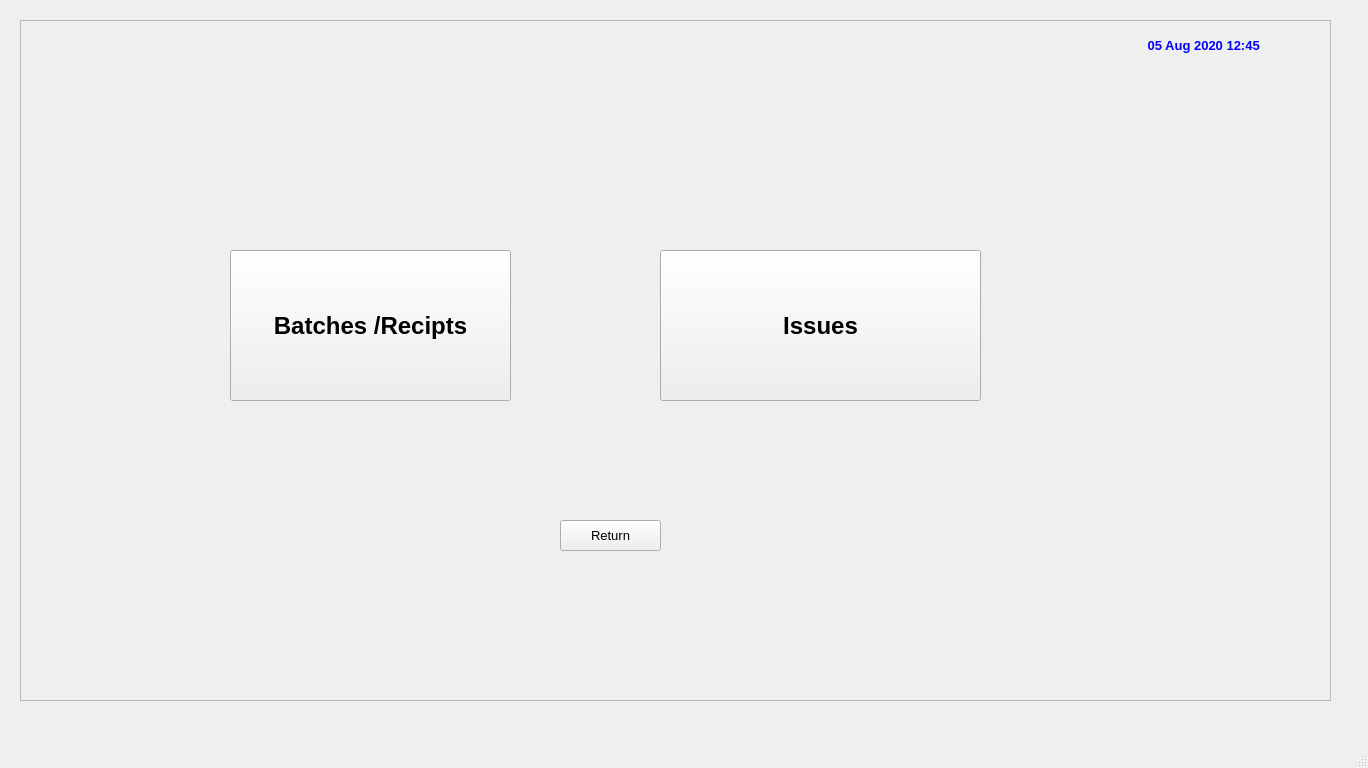
First picture: the form in FCI/ui/fci_04_batch_issues_submenu.ui, repository sanjaymanegit/testRepo, before the edit.
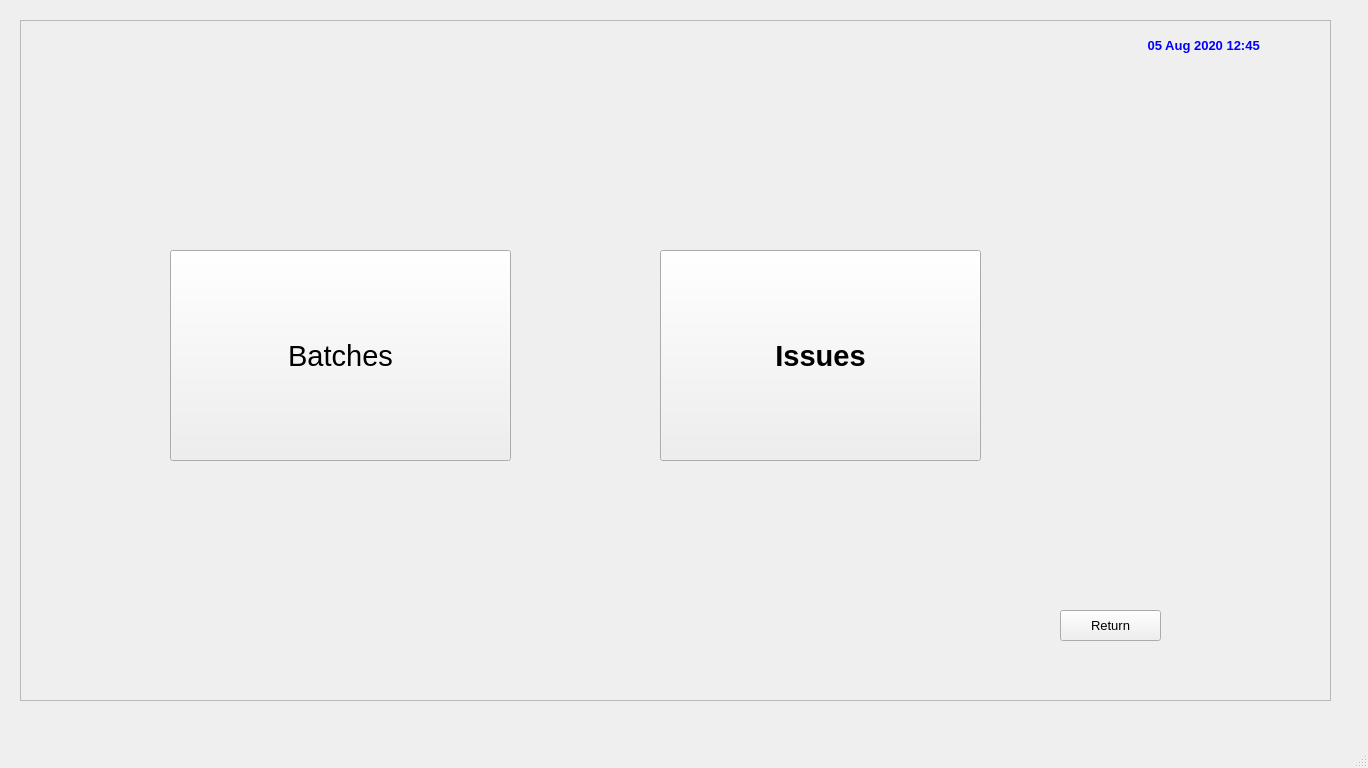
Second picture: the form after the edit.

Patch:
```diff
--- a/FCI/ui/fci_04_batch_issues_submenu.ui
+++ b/FCI/ui/fci_04_batch_issues_submenu.ui
@@ -38,22 +38,19 @@
     <widget class="QPushButton" name="pushButton">
      <property name="geometry">
       <rect>
-       <x>210</x>
+       <x>150</x>
        <y>230</y>
-       <width>281</width>
-       <height>151</height>
+       <width>341</width>
+       <height>211</height>
       </rect>
      </property>
      <property name="font">
       <font>
-       <family>MS Sans Serif</family>
-       <pointsize>18</pointsize>
-       <weight>75</weight>
-       <bold>true</bold>
+       <pointsize>22</pointsize>
       </font>
      </property>
      <property name="text">
-      <string>Batches /Recipts</string>
+      <string>Batches</string>
      </property>
     </widget>
     <widget class="QPushButton" name="pushButton_4">
@@ -62,13 +59,13 @@
        <x>640</x>
        <y>230</y>
        <width>321</width>
-       <height>151</height>
+       <height>211</height>
       </rect>
      </property>
      <property name="font">
       <font>
        <family>MS Sans Serif</family>
-       <pointsize>18</pointsize>
+       <pointsize>22</pointsize>
        <weight>75</weight>
        <bold>true</bold>
       </font>
@@ -108,8 +105,8 @@
     <widget class="QPushButton" name="pushButton_2">
      <property name="geometry">
       <rect>
-       <x>540</x>
-       <y>500</y>
+       <x>1040</x>
+       <y>590</y>
        <width>101</width>
        <height>31</height>
       </rect>
```
